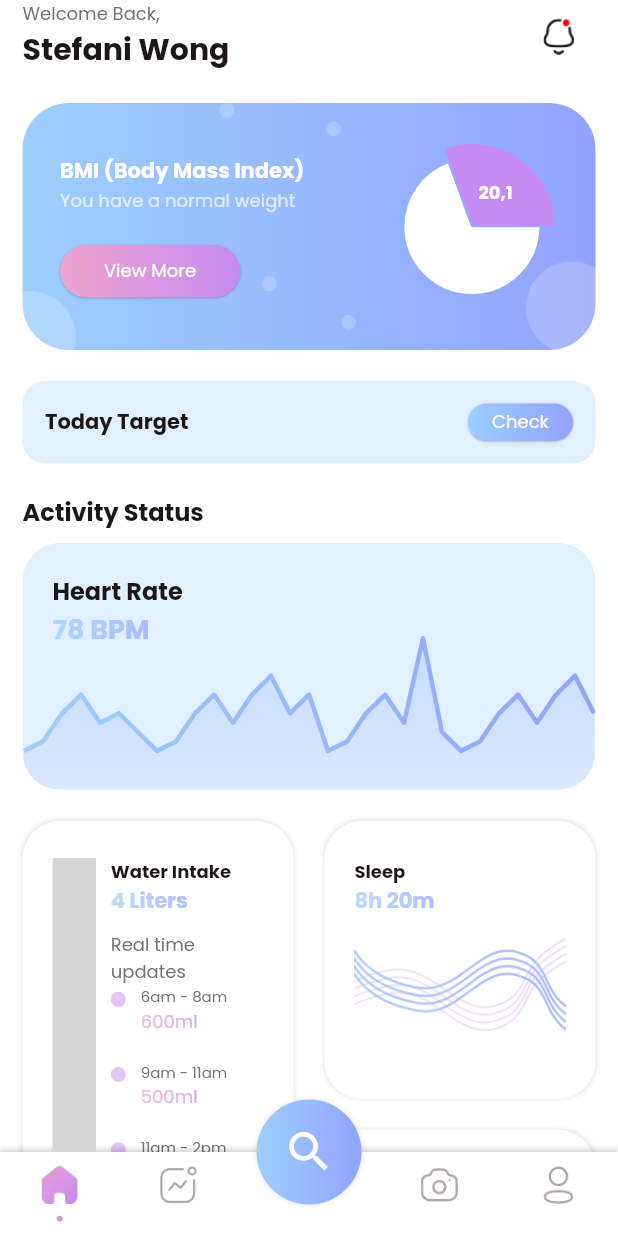
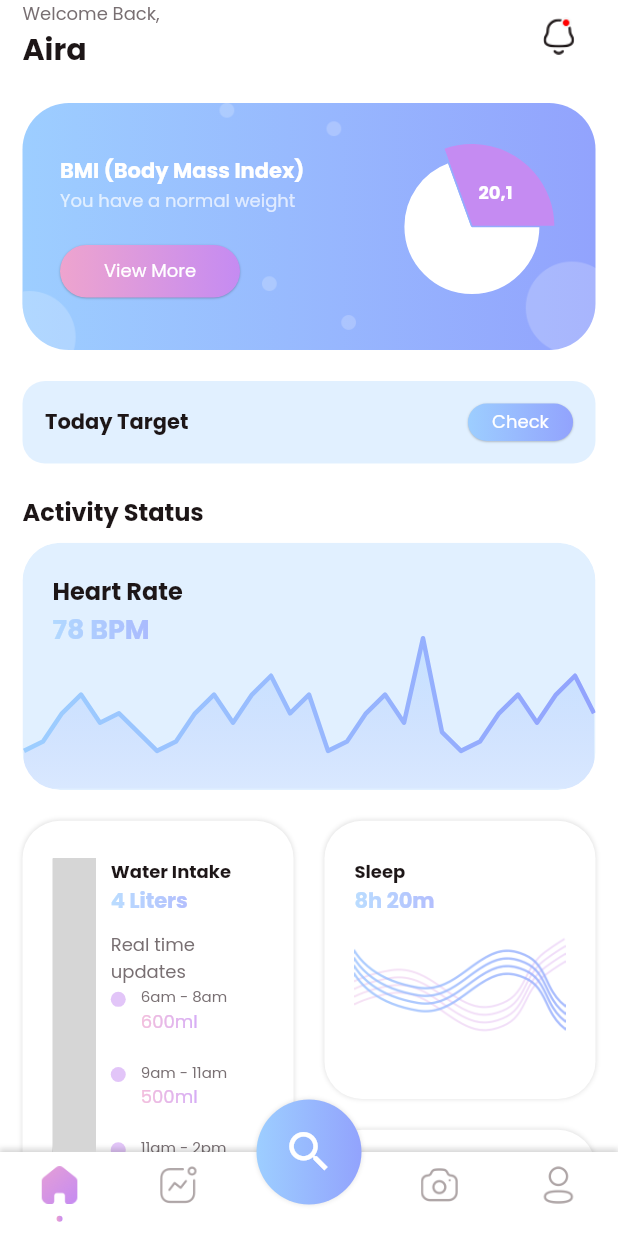
Before and after one commit to Rizky28eka/WorkoutApp-UI, a Flutter app: the screen it shows after launch, on a phone screen of 412 x 824 dp. Run offline on Flutter 3.47's test engine with Material 2 defaults, Android fonts, the phone set to English and light mode, and no system bars; drawn by our look-alikes of fl_chart; our stand-ins replace animated_toggle_switch, carousel_slider, readmore, scrollable_positioned_list, simple_circular_progress_bar; missing offline and left inert: dotted_dashed_line, simple_animation_progress_bar; key blocks and very long unbroken strings in the code were emptied for the run; grey boxes are pictures that could not be loaded.

Commit message:
Slicing WorkoutApp-UI with flutter❤️

```diff
--- a/lib/pages/home/home_view.dart
+++ b/lib/pages/home/home_view.dart
@@ -132,7 +132,7 @@ class _HomeViewState extends State<HomeView> {
                           style: TextStyle(color: TColor.gray, fontSize: 12),
                         ),
                         Text(
-                          "Stefani Wong",
+                          "Aira",
                           style: TextStyle(
                               color: TColor.black,
                               fontSize: 20,
--- a/lib/pages/login/welcome_view.dart
+++ b/lib/pages/login/welcome_view.dart
@@ -36,7 +36,7 @@ class _WelcomeViewState extends State<WelcomeView> {
                 height: media.width * 0.1,
               ),
               Text(
-                "Welcome, Stefani",
+                "Welcome, aira",
                 style: TextStyle(
                     color: TColor.black,
                     fontSize: 20,
```
